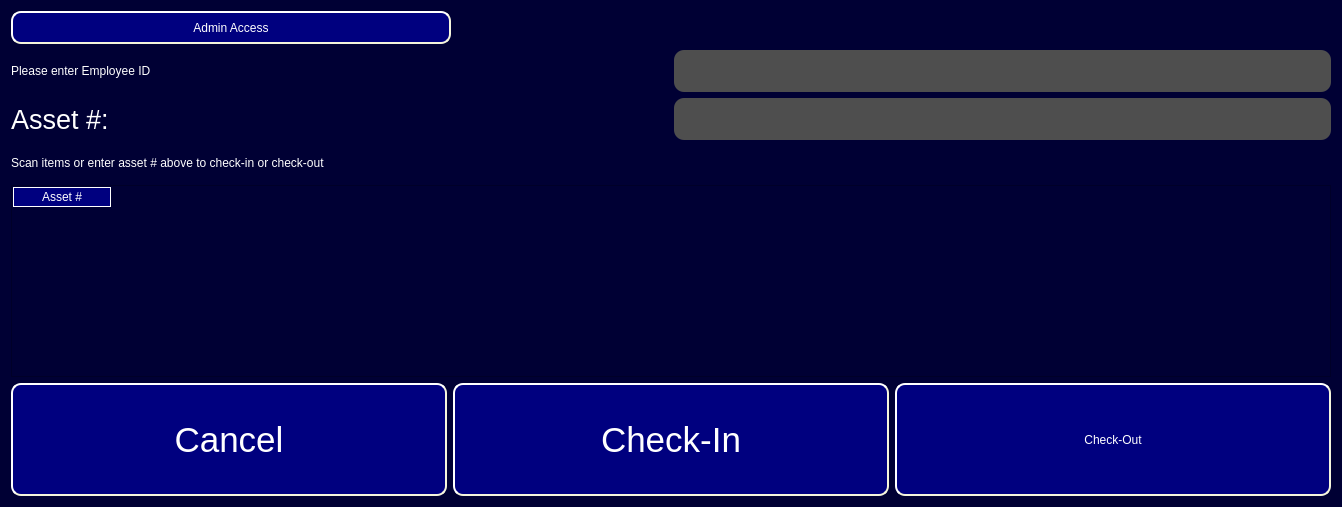
Before: the Qt Designer form ui/Etek_main_window_All_In_One.ui in Capstone-RFID/Code, drawn with Qt 5.
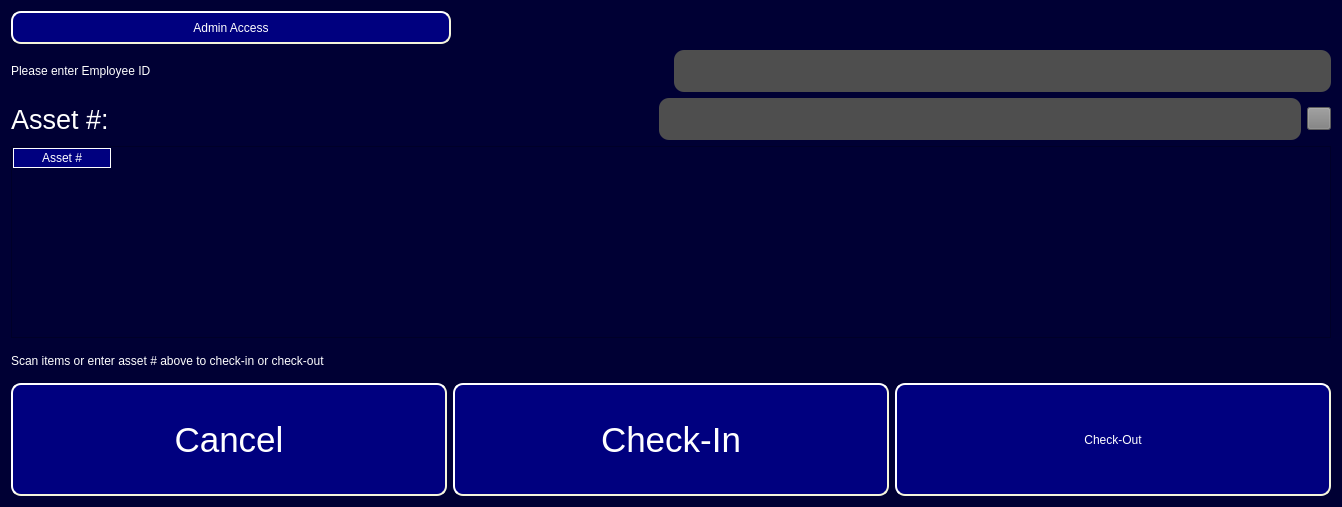
After: the same form once the commit is applied.

Commit message: added 'ok' button

Patch:
```diff
--- a/ui/Etek_main_window_All_In_One.ui
+++ b/ui/Etek_main_window_All_In_One.ui
@@ -180,25 +180,21 @@
          </property>
         </widget>
        </item>
+       <item>
+        <widget class="QToolButton" name="Asset_Ok_Button">
+         <property name="styleSheet">
+          <string notr="true">QToolButton#Asset_Ok_Button {
+background-color: rgb(127, 127, 127);
+color: rgb(127, 127, 127);
+}</string>
+         </property>
+         <property name="text">
+          <string/>
+         </property>
+        </widget>
+       </item>
       </layout>
      </item>
-     <item>
-      <widget class="QLabel" name="Instruction_Label">
-       <property name="sizePolicy">
-        <sizepolicy hsizetype="Expanding" vsizetype="Expanding">
-         <horstretch>0</horstretch>
-         <verstretch>0</verstretch>
-        </sizepolicy>
-       </property>
-       <property name="styleSheet">
-        <string notr="true">color: rgb(255, 255, 255);
-font: 20pt &quot;MS Shell Dlg 2&quot;;</string>
-       </property>
-       <property name="text">
-        <string>Scan items or enter asset # above to check-in or check-out</string>
-       </property>
-      </widget>
-     </item>
      <item>
       <widget class="QTableWidget" name="Equipment_List">
        <property name="sizePolicy">
@@ -239,6 +235,23 @@
        </column>
       </widget>
      </item>
+     <item>
+      <widget class="QLabel" name="Instruction_Label">
+       <property name="sizePolicy">
+        <sizepolicy hsizetype="Expanding" vsizetype="Expanding">
+         <horstretch>0</horstretch>
+         <verstretch>0</verstretch>
+        </sizepolicy>
+       </property>
+       <property name="styleSheet">
+        <string notr="true">color: rgb(255, 255, 255);
+font: 20pt &quot;MS Shell Dlg 2&quot;;</string>
+       </property>
+       <property name="text">
+        <string>Scan items or enter asset # above to check-in or check-out</string>
+       </property>
+      </widget>
+     </item>
      <item>
       <layout class="QHBoxLayout" name="horizontalLayout">
        <property name="sizeConstraint">
```
The commit also changes 1 other file.
